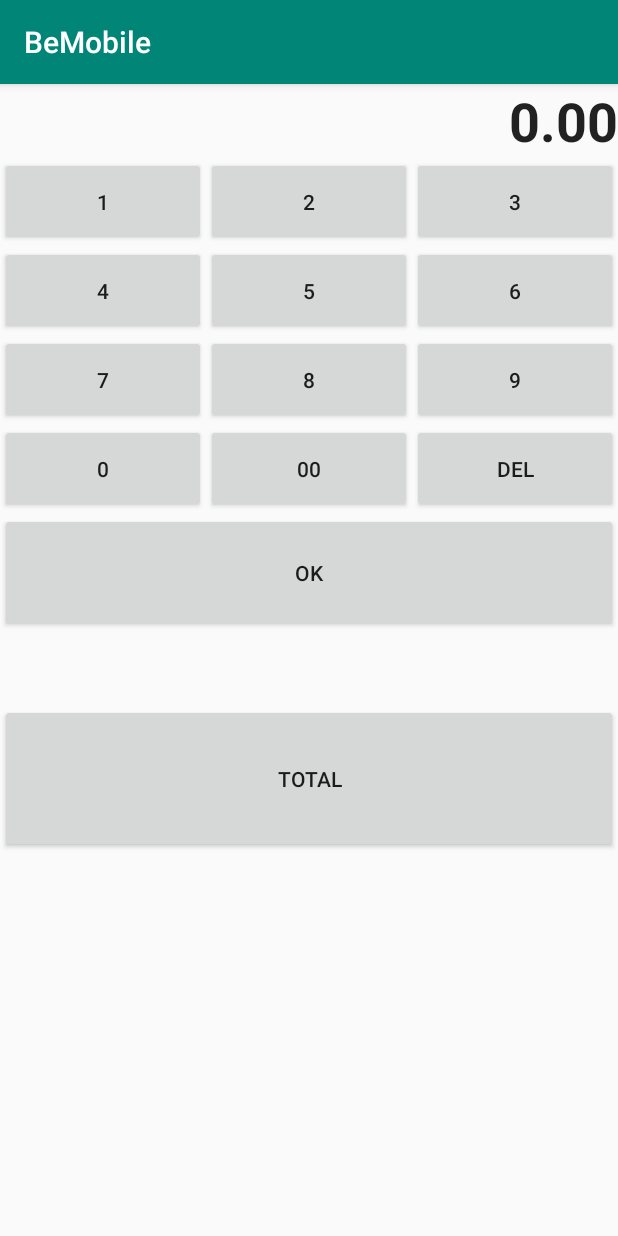
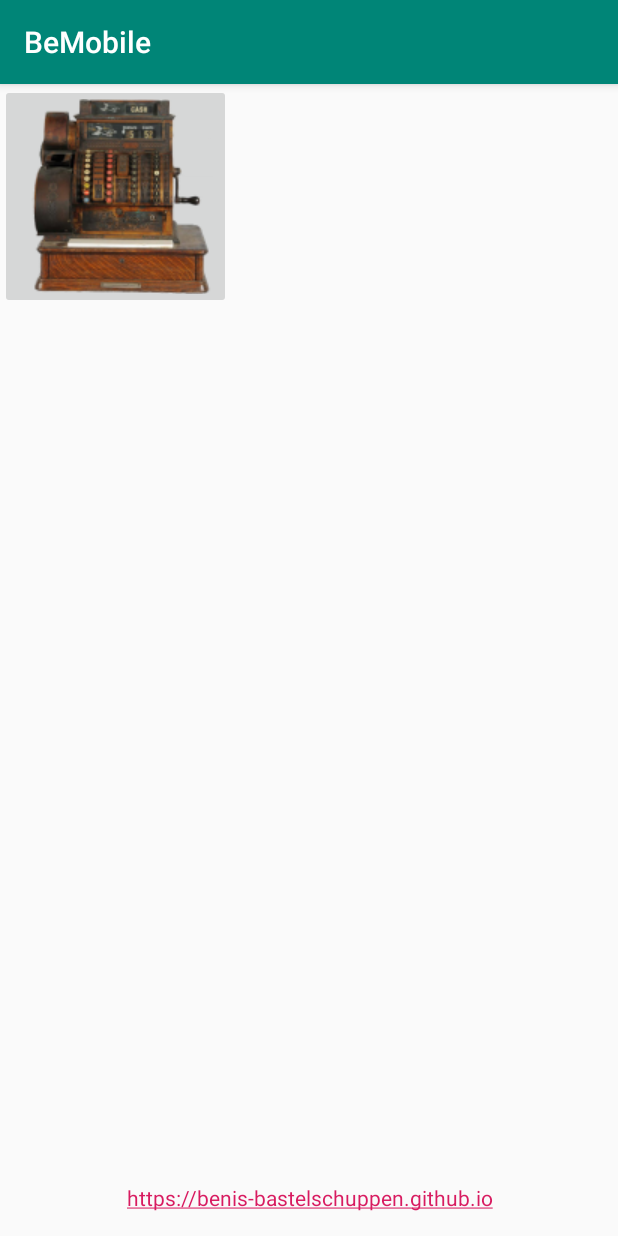
Before and after one commit to ben0bi/BeMobile, an Android app: the screen it shows after launch (MainActivity before the commit, MainWindow after it), on a phone screen of 412 x 824 dp. Run offline under Robolectric (Android 15) with nearby library versions, the phone set to English and light mode, and no system bars.

```diff
--- /dev/null
+++ b/bemobile/src/main/java/com/bbs/bemobile/MainWindow.java
@@ -0,0 +1,21 @@
+package com.bbs.bemobile;
+
+import android.content.Intent;
+import android.support.v7.app.AppCompatActivity;
+import android.os.Bundle;
+import android.view.View;
+
+public class MainWindow extends AppCompatActivity {
+
+    @Override
+    protected void onCreate(Bundle savedInstanceState) {
+        super.onCreate(savedInstanceState);
+        setContentView(R.layout.activity_main_window);
+    }
+
+    public void cassaClick(View view)
+    {
+        Intent in = new Intent(this, CassaActivity.class);
+        startActivity(in);
+    }
+}
--- /dev/null
+++ b/bemobile/src/main/res/layout/activity_main_window.xml
@@ -0,0 +1,31 @@
+<?xml version="1.0" encoding="utf-8"?>
+<android.support.constraint.ConstraintLayout xmlns:android="http://schemas.android.com/apk/res/android"
+    xmlns:app="http://schemas.android.com/apk/res-auto"
+    xmlns:tools="http://schemas.android.com/tools"
+    android:layout_width="match_parent"
+    android:layout_height="match_parent"
+    tools:context=".MainWindow">
+
+    <TextView
+        android:id="@+id/textView"
+        android:layout_width="match_parent"
+        android:layout_height="wrap_content"
+        android:layout_marginBottom="16dp"
+        android:gravity="center"
+        android:autoLink="web"
+        android:text="https://benis-bastelschuppen.github.io"
+        android:textAlignment="center"
+        android:textColor="@color/colorAccent"
+        app:layout_constraintBottom_toBottomOf="parent"
+        tools:layout_editor_absoluteX="82dp" />
+
+    <ImageButton
+        android:id="@+id/imageButton"
+        android:layout_width="wrap_content"
+        android:layout_height="wrap_content"
+        android:onClick="cassaClick"
+        android:scaleType="center"
+        app:srcCompat="@drawable/kasse"
+        tools:layout_editor_absoluteX="32dp"
+        tools:layout_editor_absoluteY="68dp" />
+</android.support.constraint.ConstraintLayout>
--- a/bemobile/src/main/res/values/strings.xml
+++ b/bemobile/src/main/res/values/strings.xml
@@ -4,4 +4,5 @@
     <string name="title_activity_main_window">MainWindow</string>
     <string name="dummy_button">Dummy Button</string>
     <string name="dummy_content">DUMMY\nCONTENT</string>
+    <string name="cassaActivity_name">CASSA</string>
 </resources>
```
Also changed, not shown: bemobile/src/main/AndroidManifest.xml (+9 -3 lines), bemobile/src/main/java/com/bbs/bemobile/CassaActivity.java (renamed from bemobile/src/main/java/com/bbs/bemobile/MainActivity.java, +37 -16 lines), bemobile/src/main/java/com/bbs/bemobile/StaticValues.java (added, +46 -0 lines), bemobile/src/main/res/layout/activity_cassa.xml (renamed from bemobile/src/main/res/layout/activity_main.xml, +69 -30 lines), bemobile/src/main/res/drawable-v24/kasse.png (added), bemobile/src/main/res/drawable/kasse.png (added), 2 other files.
